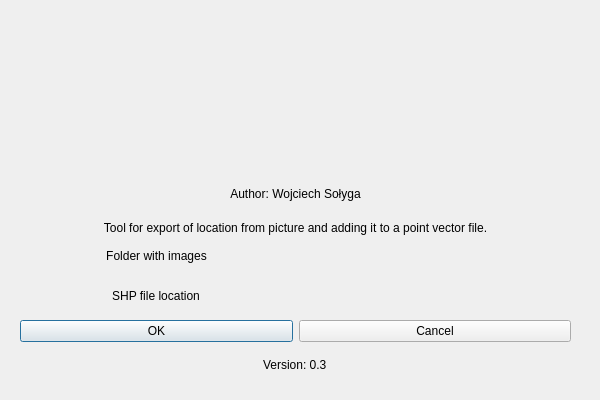
Old version of the form photo_link_dialog_base.ui in the repository wojtek19022/Photos_linker.
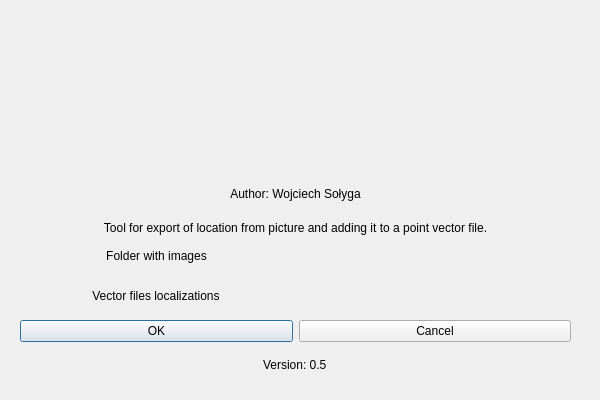
New version of the form. Icons and pictures are not drawn. Custom widgets are drawn as their Qt base class.

```diff
--- a/photo_link_dialog_base.ui
+++ b/photo_link_dialog_base.ui
@@ -108,7 +108,7 @@
       <item alignment="Qt::AlignHCenter">
        <widget class="QLabel" name="label_6">
         <property name="text">
-         <string>Version: 0.3</string>
+         <string>Version: 0.5</string>
         </property>
        </widget>
       </item>
@@ -176,7 +176,7 @@
       <item alignment="Qt::AlignHCenter|Qt::AlignVCenter">
        <widget class="QLabel" name="label_3">
         <property name="text">
-         <string>SHP file location</string>
+         <string>Vector files localizations</string>
         </property>
         <property name="alignment">
          <set>Qt::AlignCenter</set>
```
